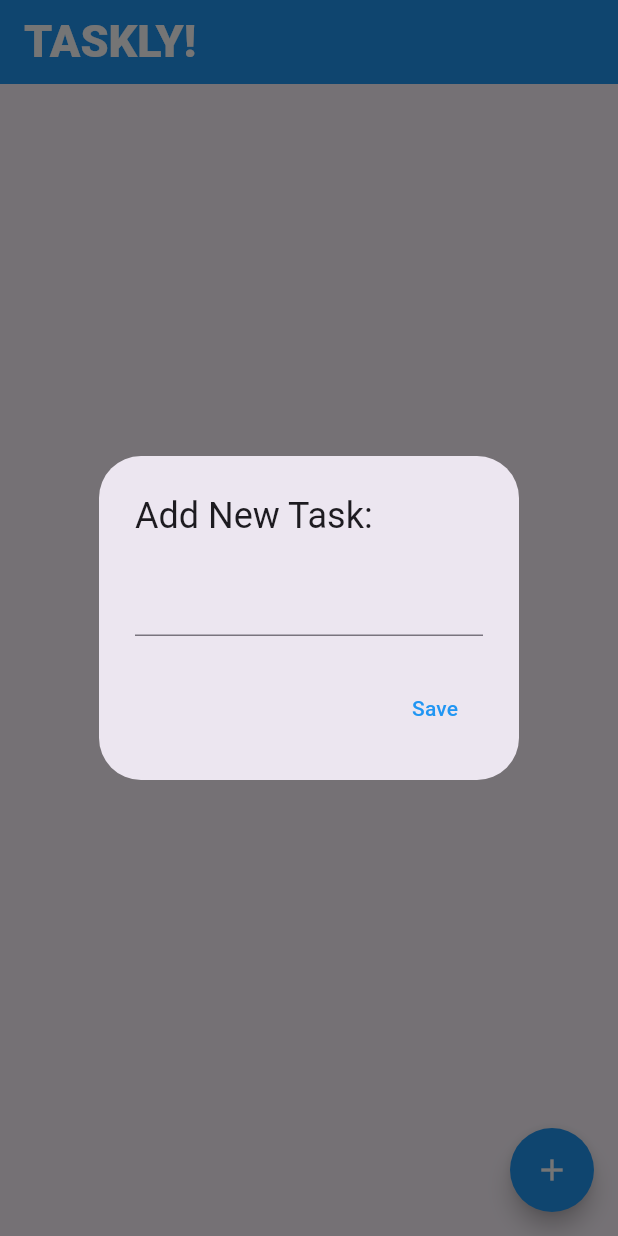
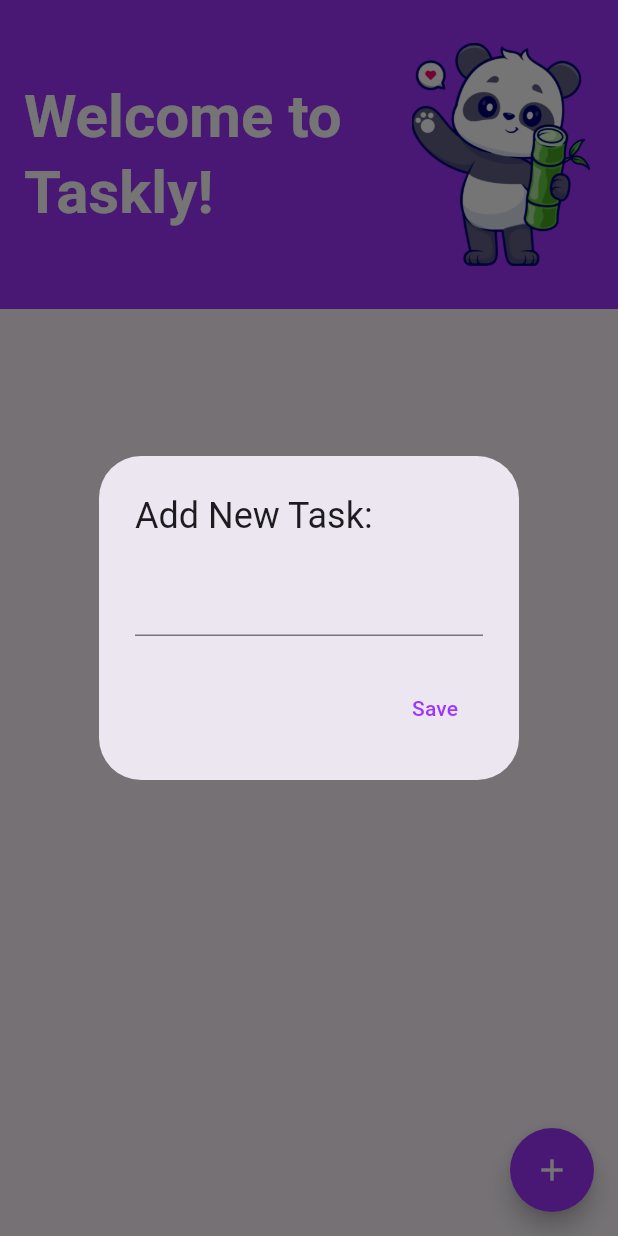
Before and after one commit to saksham-09-design/Taskly, a Flutter app: the screen it shows after launch, after a tap on the "add" icon, on a phone screen of 412 x 824 dp. Run offline on Flutter 3.47's test engine with Material 3 defaults, Android fonts, the phone set to English and light mode, and no system bars; our stand-ins replace hive_flutter; accounts and stored records are empty.

Commit message:
Some Final touches to UI

```diff
--- /dev/null
+++ b/lib/app_Color/Pcolor.dart
@@ -0,0 +1,3 @@
+import 'package:flutter/material.dart';
+
+Color pColor = const Color.fromARGB(255, 160, 52, 255);
--- a/lib/pages/home_page.dart
+++ b/lib/pages/home_page.dart
@@ -1,6 +1,7 @@
 import 'package:flutter/material.dart';
 import 'package:hive_flutter/hive_flutter.dart';
 import 'package:taskly/modals/task.dart';
+import 'package:taskly/app_Color/Pcolor.dart';
 
 class HomePage extends StatefulWidget {
   HomePage();
@@ -16,19 +17,35 @@ class _HomePageClass extends State<HomePage> {
 
   String? _newTask;
   Box? _box;
+  double? _deviceHeight;
 
   @override
   Widget build(BuildContext context) {
+    _deviceHeight = MediaQuery.of(context).size.height;
     return Scaffold(
       appBar: AppBar(
-        backgroundColor: Colors.blue,
-        title: const Text(
-          "TASKLY!",
-          style: TextStyle(
-            fontSize: 30,
-            color: Colors.white,
-            fontWeight: FontWeight.w800,
-          ),
+        toolbarHeight: _deviceHeight! * 0.25,
+        backgroundColor: pColor,
+        title: Row(
+          children: [
+            const Text(
+              "Welcome to\nTaskly!",
+              style: TextStyle(
+                color: Colors.white,
+                fontSize: 40,
+                fontWeight: FontWeight.w700,
+              ),
+            ),
+            Container(
+              margin: const EdgeInsets.only(left: 40),
+              height: _deviceHeight! * .18,
+              width: _deviceHeight! * .16,
+              decoration: const BoxDecoration(
+                  image: DecorationImage(
+                      fit: BoxFit.contain,
+                      image: AssetImage("assets/images/Panda.png"))),
+            )
+          ],
         ),
       ),
       body: _taskView(),
@@ -59,7 +76,7 @@ class _HomePageClass extends State<HomePage> {
               task.isDone
                   ? Icons.check_box_outlined
                   : Icons.check_box_outline_blank,
-              color: Colors.blue,
+              color: pColor,
             ),
             onTap: () {
               task.isDone = !task.isDone;
@@ -79,10 +96,10 @@ class _HomePageClass extends State<HomePage> {
                               setState(() {});
                               Navigator.pop(context);
                             },
-                            child: const Text(
+                            child: Text(
                               "YES",
                               style: TextStyle(
-                                color: Colors.blue,
+                                color: pColor,
                               ),
                             )),
                       ],
@@ -110,7 +127,7 @@ class _HomePageClass extends State<HomePage> {
 
   Widget _floatingButton() {
     return (FloatingActionButton(
-      backgroundColor: Colors.blue,
+      backgroundColor: pColor,
       shape: const CircleBorder(),
       child: const Icon(
         Icons.add,
@@ -150,10 +167,10 @@ class _HomePageClass extends State<HomePage> {
                           actions: [
                             TextButton(
                                 onPressed: () => Navigator.pop(context),
-                                child: const Text(
+                                child: Text(
                                   "OK",
                                   style: TextStyle(
-                                    color: Colors.blue,
+                                    color: pColor,
                                   ),
                                 )),
                           ],
@@ -190,10 +207,10 @@ class _HomePageClass extends State<HomePage> {
                             actions: [
                               TextButton(
                                   onPressed: () => Navigator.pop(context),
-                                  child: const Text(
+                                  child: Text(
                                     "OK",
                                     style: TextStyle(
-                                      color: Colors.blue,
+                                      color: pColor,
                                     ),
                                   )),
                             ],
@@ -202,10 +219,10 @@ class _HomePageClass extends State<HomePage> {
                   }
                 },
                 autofocus: true,
-                child: const Text(
+                child: Text(
                   "Save",
                   style: TextStyle(
-                    color: Colors.blue,
+                    color: pColor,
                   ),
                 ),
               ),
@@ -218,14 +235,14 @@ class _HomePageClass extends State<HomePage> {
     final scaffold = ScaffoldMessenger.of(context);
     scaffold.showSnackBar(
       SnackBar(
-        backgroundColor: Colors.blue,
+        backgroundColor: pColor,
         content: Text(
           content,
         ),
         action: SnackBarAction(
           label: "OK",
           textColor: Colors.white,
-          backgroundColor: Colors.blue,
+          backgroundColor: pColor,
           onPressed: () => scaffold.hideCurrentSnackBar,
         ),
       ),
--- a/pubspec.yaml
+++ b/pubspec.yaml
@@ -61,8 +61,8 @@ flutter:
   uses-material-design: true
 
   # To add assets to your application, add an assets section, like this:
-  # assets:
-  #   - images/a_dot_burr.jpeg
+  assets:
+      - assets/images/
   #   - images/a_dot_ham.jpeg
 
   # An image asset can refer to one or more resolution-specific "variants", see
```
Also changed, not shown: assets/images/Panda.png (added).
